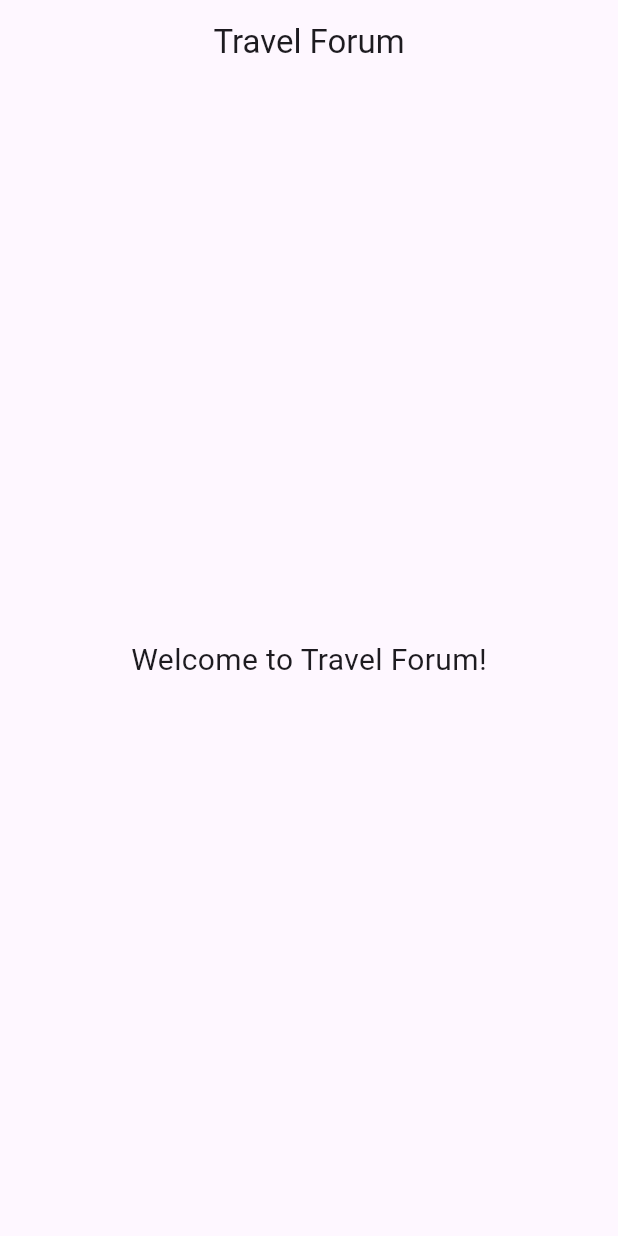
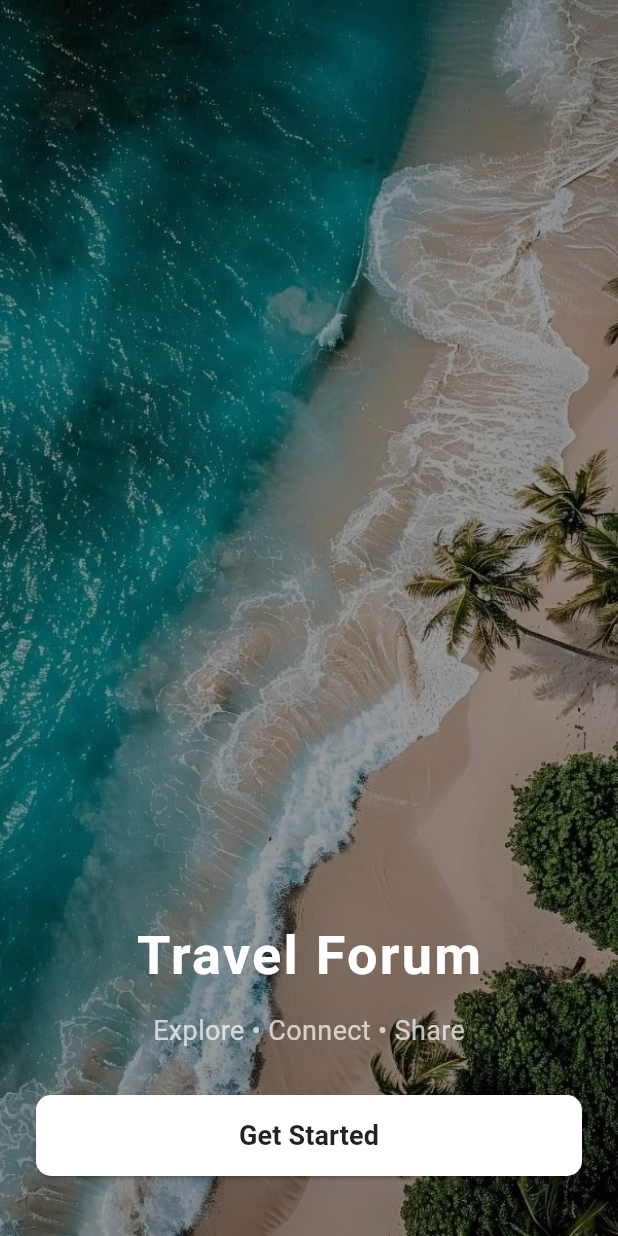
Before and after one commit to hafsacodes/travel_forum, a Flutter app: the screen it shows after launch, on a phone screen of 412 x 824 dp. Run offline on Flutter 3.47's test engine with Material 3 defaults, Android fonts, the phone set to English and light mode, and no system bars.

Commit message:
Finalized splash screen UI, added assets folder, updated main.dart and pubspec.yaml

```diff
--- a/lib/main.dart
+++ b/lib/main.dart
@@ -1,4 +1,5 @@
 import 'package:flutter/material.dart';
+import 'screens/splash_screen.dart';
 
 void main() {
   runApp(const TravelForumApp());
@@ -11,32 +12,12 @@ class TravelForumApp extends StatelessWidget {
   Widget build(BuildContext context) {
     return MaterialApp(
       title: 'Travel Forum',
+      debugShowCheckedModeBanner: false,
       theme: ThemeData(
-        primarySwatch: Colors.teal,
-        visualDensity: VisualDensity.adaptivePlatformDensity,
+        primarySwatch: Colors.blue,
+        fontFamily: 'Roboto',
       ),
-      home: const HomePage(),
-      debugShowCheckedModeBanner: false,
+      home: const SplashScreen(),
     );
   }
 }
-
-class HomePage extends StatelessWidget {
-  const HomePage({super.key});
-
-  @override
-  Widget build(BuildContext context) {
-    return Scaffold(
-      appBar: AppBar(
-        title: const Text('Travel Forum'),
-        centerTitle: true,
-      ),
-      body: const Center(
-        child: Text(
-          'Welcome to Travel Forum!',
-          style: TextStyle(fontSize: 20),
-        ),
-      ),
-    );
-  }
-}
--- /dev/null
+++ b/lib/screens/main_screen.dart
@@ -0,0 +1,20 @@
+import 'package:flutter/material.dart';
+
+class MainScreen extends StatelessWidget {
+  const MainScreen({super.key});
+
+  @override
+  Widget build(BuildContext context) {
+    return Scaffold(
+      appBar: AppBar(
+        title: const Text("Home"),
+      ),
+      body: const Center(
+        child: Text(
+          "Welcome to the Travel Forum!",
+          style: TextStyle(fontSize: 24),
+        ),
+      ),
+    );
+  }
+}
--- /dev/null
+++ b/lib/screens/splash_screen.dart
@@ -0,0 +1,85 @@
+// lib/splash_screen.dart
+
+import 'package:flutter/material.dart';
+import 'main_screen.dart'; // Replace with your actual next screen
+
+class SplashScreen extends StatelessWidget {
+  const SplashScreen({super.key});
+
+  @override
+  Widget build(BuildContext context) {
+    return Scaffold(
+      body: Stack(
+        fit: StackFit.expand,
+        children: [
+          // Background image
+          Image.asset(
+            'assets/splashscreen.jpg', // Your image path
+            fit: BoxFit.cover,
+          ),
+
+          // Optional dark overlay for readability
+          Container(
+            color: Colors.black.withOpacity(0.4),
+          ),
+
+          // Text + Button
+          Padding(
+            padding: const EdgeInsets.symmetric(horizontal: 24.0, vertical: 40),
+            child: Column(
+              mainAxisAlignment: MainAxisAlignment.end,
+              children: [
+                const Text(
+                  "Travel Forum",
+                  style: TextStyle(
+                    fontSize: 36,
+                    fontWeight: FontWeight.bold,
+                    color: Colors.white,
+                    letterSpacing: 1.5,
+                  ),
+                ),
+                const SizedBox(height: 12),
+                const Text(
+                  "Explore • Connect • Share",
+                  style: TextStyle(
+                    fontSize: 18,
+                    color: Colors.white70,
+                  ),
+                ),
+                const SizedBox(height: 30),
+
+                // Get Started button
+                SizedBox(
+                  width: double.infinity,
+                  child: ElevatedButton(
+                    onPressed: () {
+                      Navigator.pushReplacement(
+                        context,
+                        MaterialPageRoute(builder: (_) => const MainScreen()),
+                      );
+                    },
+                    style: ElevatedButton.styleFrom(
+                      backgroundColor: Colors.white,
+                      padding: const EdgeInsets.symmetric(vertical: 14),
+                      shape: RoundedRectangleBorder(
+                        borderRadius: BorderRadius.circular(10),
+                      ),
+                    ),
+                    child: const Text(
+                      "Get Started",
+                      style: TextStyle(
+                        color: Colors.black87,
+                        fontSize: 18,
+                        fontWeight: FontWeight.bold,
+                      ),
+                    ),
+                  ),
+                ),
+              ],
+            ),
+          ),
+        ],
+      ),
+    );
+  }
+}
--- a/pubspec.yaml
+++ b/pubspec.yaml
@@ -56,6 +56,8 @@ flutter:
   # included with your application, so that you can use the icons in
   # the material Icons class.
   uses-material-design: true
+  assets:
+    - assets/splashscreen.jpg
 
   # To add assets to your application, add an assets section, like this:
   # assets:
```
Also changed, not shown: assets/splashscreen.jpg (added).
